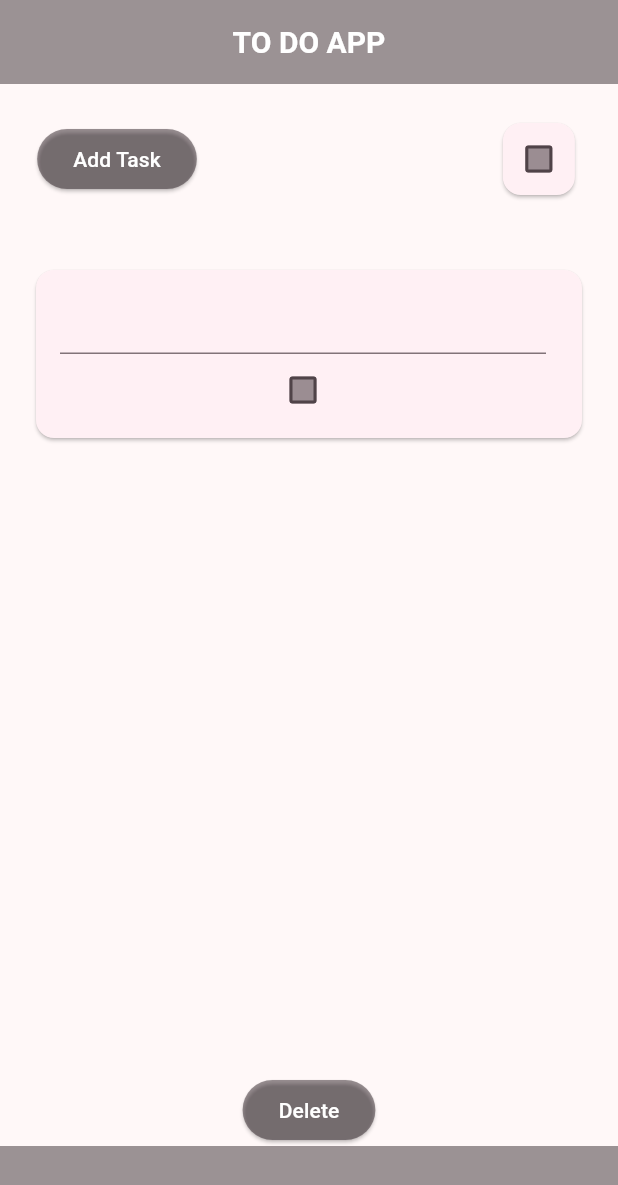
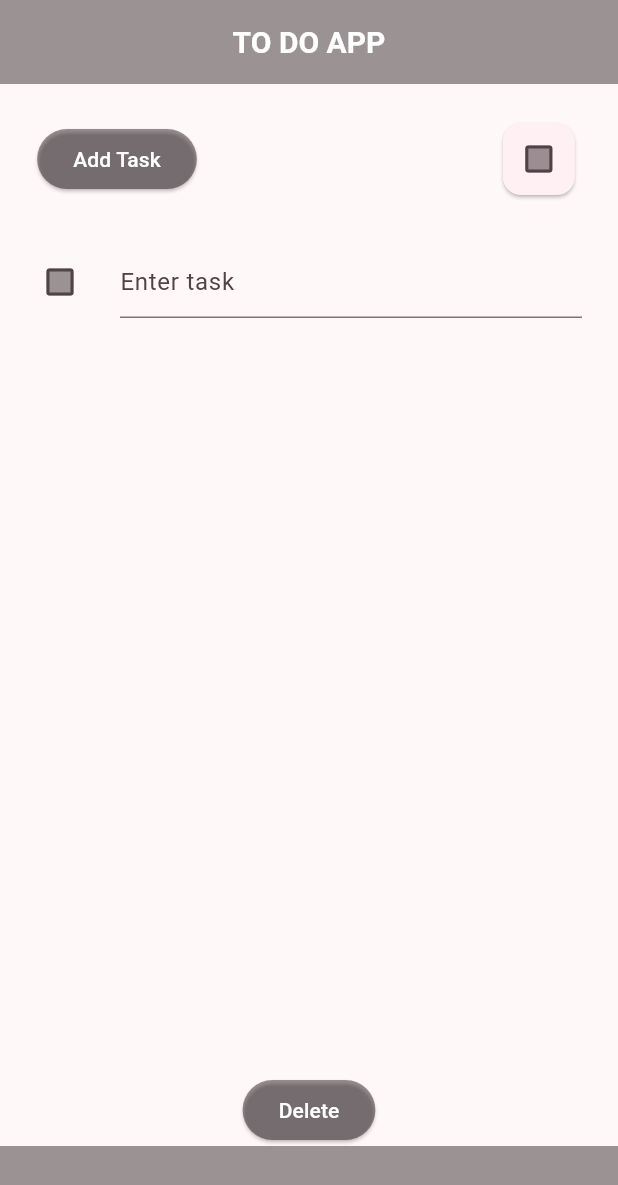
Before and after one commit to yohann-es/test_an_app, a Flutter app: the screen it shows after launch, after a tap on "Add Task", on a phone screen of 412 x 824 dp. Shown: the top 1185 px of the screen. Run offline on Flutter 3.47's test engine with Material 3 defaults, Android fonts, the light colour scheme and no system bars; our stand-ins replace hive, hive_flutter; accounts and stored records are empty.

Commit message:
going to start the persistance properly

```diff
--- a/to_do/lib/app.dart
+++ b/to_do/lib/app.dart
@@ -2,11 +2,14 @@
 // import 'dart:io';
 
 import 'package:flutter/material.dart';
+import 'package:hive_flutter/adapters.dart';
 // import 'package:provider/provider.dart';
 import 'home.dart';
 
-void main()  {
-
+void main()  async{
+  WidgetsFlutterBinding.ensureInitialized();
+  await Hive.initFlutter();
+  await Hive.openBox<List>('tasks');
 
   runApp(const ToDoApp());
 }
--- a/to_do/lib/home.dart
+++ b/to_do/lib/home.dart
@@ -1,4 +1,5 @@
 import 'package:flutter/material.dart';
+import 'package:hive/hive.dart';
 
 class ToDoHomePage extends StatefulWidget {
   const ToDoHomePage({super.key});
@@ -8,20 +9,45 @@ class ToDoHomePage extends StatefulWidget {
 }
 
 class _ToDoHomePageState extends State<ToDoHomePage> {
-  final List<String> tasks = [];
+  late Box<List> taskBox;
+  List<String> tasks = [];
   List<Map<dynamic, dynamic>> allItems = [];
   bool? _isChecked = false;
 
+  // void _addTask() {
+  //   setState(() {
+  //           final TextEditingController controller = TextEditingController();
+
+  //     // if(controller.text.isEmpty == true) return;
+  //     dynamic textValue = TextField(controller: controller);
+  //     allItems.add({"title": textValue, "checked": false});
+  //     print("controller:  ${controller.text} ");
+  //     // tasks.add("Task ${tasks.length + 1}"); // add a new task
+  //   });
+  // }
+
+  @override
+  void initState(){
+    super.initState();
+    taskBox = Hive.box<List>('tasks');
+    tasks = List<String>.from(taskBox.get('taskList') ?? []);
+  }
+
   void _addTask() {
   setState(() {
-      final TextEditingController controller = TextEditingController();
+    final controller = TextEditingController();
 
-      dynamic textValue = TextField(controller: controller);
-      allItems.add({"title": textValue, "checked": false});
-      print(controller.text);
-      // tasks.add("Task ${tasks.length + 1}"); // add a new task
+    allItems.add({
+      "controller": controller,  // keep the controller
+      "checked": false
+    });
+      for(int i =0 ; i<allItems.length ; i ++){
+        print("all items: ${allItems[i]["controller"].text}");
+      }
+
   });
 }
+
 
   void _removeTask() {
     if (allItems.isEmpty) return;
@@ -69,27 +95,57 @@ class _ToDoHomePageState extends State<ToDoHomePage> {
                 ),
               ], //<> children
             ),
+            // Expanded(
+            //   child: ListView.builder(
+            //     padding: const EdgeInsets.all(20),
+            //     itemCount: allItems.length,
+            //     itemBuilder: (context, index) {
+            //       return Card(
+            //         child: ListTile(
+            //           subtitle: Checkbox(
+            //             value: allItems[index]["checked"],
+            //             onChanged: (newValue) {
+            //               _atChecked(index, newValue);
+            //             },
+            //             activeColor: Colors.orangeAccent,
+            //           ),
+
+            //           title: allItems[index]["title"],
+            //         ),
+            //       );
+            //     },
+            //   ),
+            // ),
             Expanded(
   child: ListView.builder(
-                padding: const EdgeInsets.all(20),
     itemCount: allItems.length,
     itemBuilder: (context, index) {
-                  return Card(
-                    child: ListTile(
-                      subtitle: Checkbox(
-                        value: allItems[index]["checked"],
-                        onChanged: (newValue) {
+      final item = allItems[index];
+      return ListTile(
+        leading: Checkbox(
+          value: item["checked"],
+          // onChanged:
+          // (val) {
+          //   setState(() {
+          //     item["checked"] = val!;
+          //   });
+          // },
+          onChanged: (newValue){
             _atChecked(index, newValue);
-                        },
-                        activeColor: Colors.orangeAccent,
+          }
+          ,
         ),
-
-                      title: allItems[index]["title"],
+        title: TextField(
+          controller: item["controller"], // <- controller stays alive
+          decoration: const InputDecoration(
+            hintText: "Enter task",
+          ),
         ),
       );
     },
   ),
 ),
+
             Row(
               mainAxisAlignment: MainAxisAlignment.center,
               children: [
```
Lines whose indentation alone changed are shown as unchanged.
